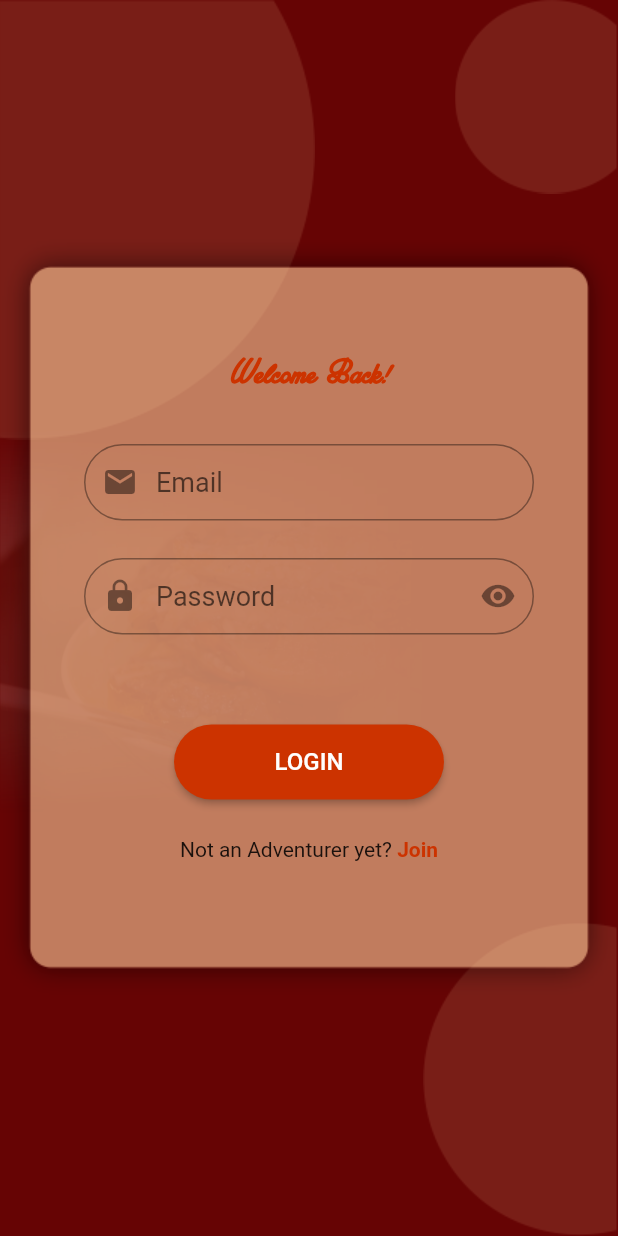
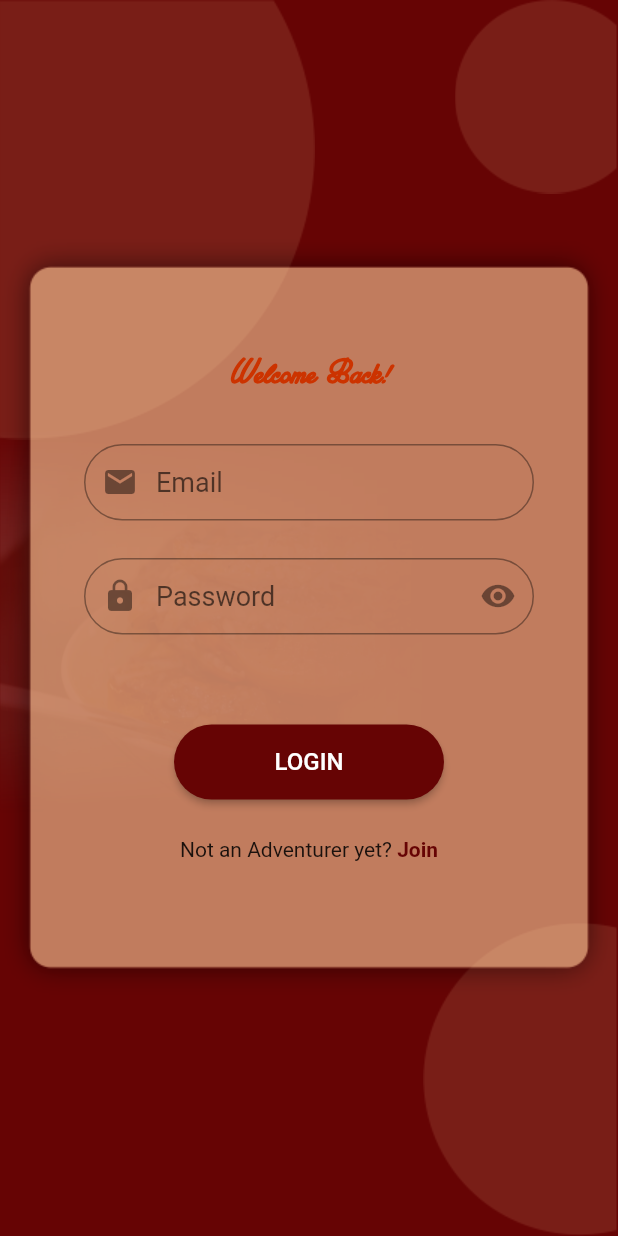
Before and after one commit to Avvawox-Media/Dunija, a Flutter app: the screen it shows after launch, after a tap on "LOGIN", on a phone screen of 412 x 824 dp. Run offline on Flutter 3.47's test engine with Material 2 defaults, Android fonts, the phone set to English and light mode, and no system bars; missing offline and left inert: flutter_session.

```diff
--- a/lib/main.dart
+++ b/lib/main.dart
@@ -1,12 +1,27 @@
+import 'package:dunija/screens/dashboard.dart';
 import 'package:dunija/screens/welcome.dart';
 import 'package:dunija/settings/Appsettings.dart';
 import 'package:flutter/material.dart';
+import 'package:flutter_session/flutter_session.dart';
 
-void main() {
-  runApp(Main());
+void main() async {
+  var token;
+
+  WidgetsFlutterBinding.ensureInitialized();
+
+  await FlutterSession()
+      .get('token')
+      .then((value) => token = value == null ? '' : value.toString());
+
+  runApp(Dunija(token: token));
 }
 
-class Main extends StatelessWidget {
+class Dunija extends StatelessWidget {
+  //Session Token
+  final token;
+
+  Dunija({this.token});
+
   // This widget is the root of your application.
   @override
   Widget build(BuildContext context) {
@@ -21,7 +36,7 @@ class Main extends StatelessWidget {
       ),
 
       //Home Screen
-      home: WelcomeScreen(),
+      home: token != '' ? Dashboard() : WelcomeScreen(),
     );
   }
 }
--- a/lib/screens/login.dart
+++ b/lib/screens/login.dart
@@ -90,7 +90,7 @@ class _LoginScreenState extends State<LoginScreen> {
         //color: Welcome.darkAccent,
         shape:
             RoundedRectangleBorder(borderRadius: BorderRadius.circular(32.0)),
-        color: AppSettings.primaryOrange,
+        color: AppSettings.primaryColor,
         onPressed: () {
           Navigator.push(context, BouncyPageRoute(widget: Dashboard()));
         },
@@ -112,7 +112,7 @@ class _LoginScreenState extends State<LoginScreen> {
           child: Text(
             "Join",
             style: TextStyle(
-              color: AppSettings.primaryOrange,
+              color: AppSettings.primaryColor,
               fontWeight: FontWeight.bold,
             ),
           ),
--- a/pubspec.yaml
+++ b/pubspec.yaml
@@ -23,7 +23,8 @@ environment:
 dependencies:
   flutter:
     sdk: flutter
-    flutter_sessions:
+  flutter_session:
+
 
 
 
```
Also changed, not shown: lib/screens/signup.dart (+5 -5 lines), pubspec.lock, 13 other files.
